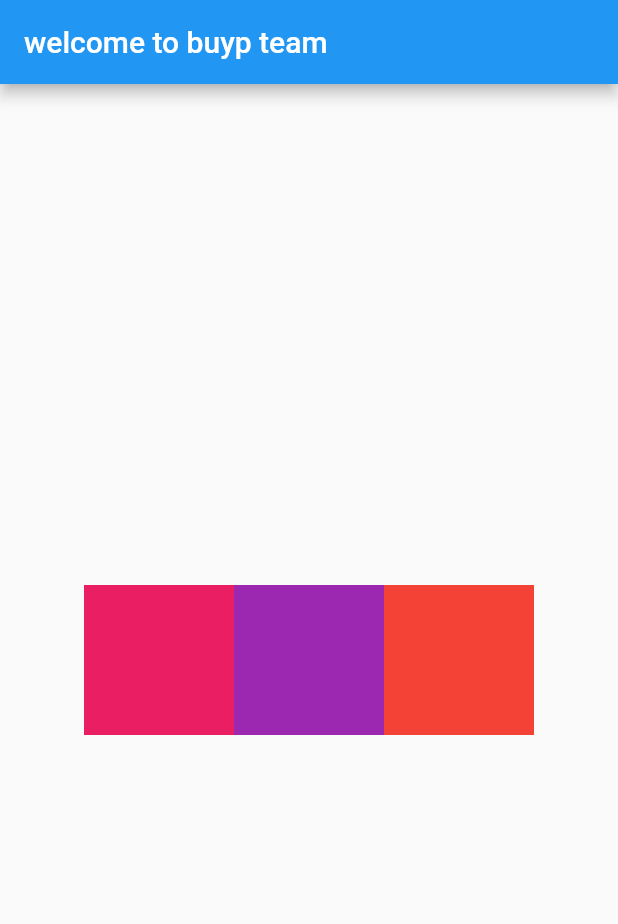
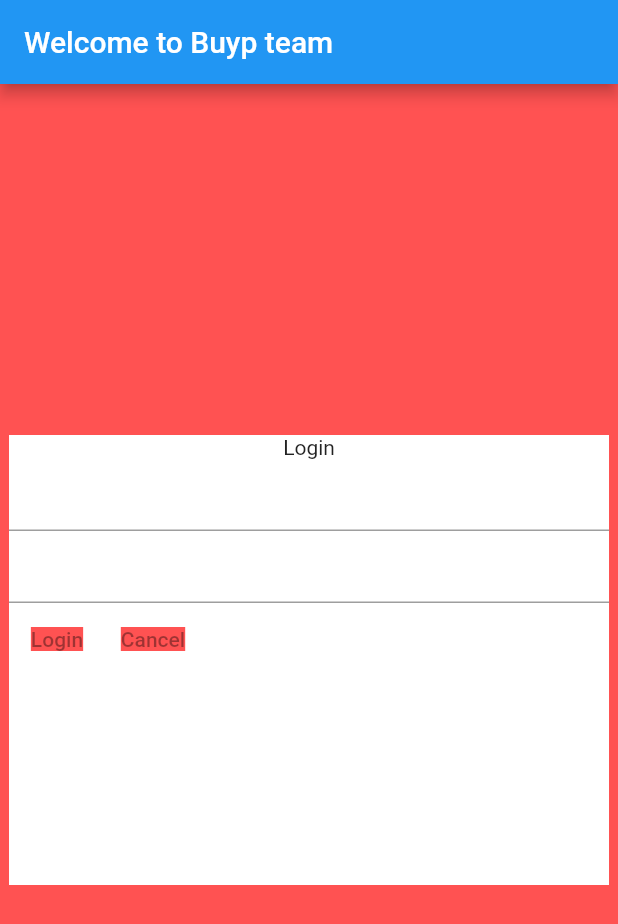
Before and after one commit to janani5566/flutter, a Flutter app: the screen it shows after launch, on a phone screen of 412 x 824 dp. Shown: the top 924 px of the screen. Run offline on Flutter 3.47's test engine with Material 2 defaults, Android fonts, the phone set to English and light mode, and no system bars.

Commit message:
LoginPage

```diff
--- a/lib/main.dart
+++ b/lib/main.dart
@@ -1,8 +1,8 @@
 import 'package:flutter/material.dart';
 
-void main()
-  {
-    runApp( const MyApp());
+void main() {
+
+ runApp(const MyApp());
 }
 
 class MyApp extends StatelessWidget {
@@ -10,36 +10,52 @@ class MyApp extends StatelessWidget {
 
   @override
   Widget build(BuildContext context) {
-    return MaterialApp(
-      title: 'welcome to the buyp team',
+    return  MaterialApp (
+      title: 'Welcome to Buyp team',
        home: Scaffold(
         appBar: AppBar(
-      title: const Text("welcome to buyp team"),
+          title: const Text("Welcome to Buyp team"),
       ),
-        body: Center(
-          child: Row(
-            mainAxisAlignment: MainAxisAlignment.center,
+        body: Stack(children: [
+          Container(
+            alignment: Alignment.center,
+            color: Colors.redAccent,
+             child: Container(
+              color: Colors.white,
+              width: 400,
+              height: 300,
+              child:  Column(
                 children: [
-             Container(
-              width: 100,
-              height: 100,
-              color: Colors.pink,
+                 const  Text("Login"),
+                 TextFormField(),
+                 TextFormField(),
+                 Row(
+                   children: [
+              TextButton (
+                      onPressed: null,
+                      child:  Container(
+                      color: Colors.redAccent,
+                      child:const  Text("Login"),
+               )
               ),
-            Container(
-              width: 100,
-              height: 100,
-              color: Colors.purple,
-            ),
-            Container(
-              width: 100,
-              height: 100,
-              color: Colors.red,
+               TextButton (
+                  onPressed: null,
+                  child:  Container(
+                  color: Colors.redAccent,
+                  child: const Text("Cancel"),
 
                     )
-
+                    )
                    ],
                  ),
-        ),),
+                  ]
+                  ),
+               ),
+        )
+        ]
+        ),
+      ),
+
     );
   }
 }
--- a/pubspec.yaml
+++ b/pubspec.yaml
@@ -40,6 +40,7 @@ dependencies:
 dev_dependencies:
   flutter_test:
     sdk: flutter
+
 
   # The "flutter_lints" package below contains a set of recommended lints to
   # encourage good coding practices. The lint set provided by the package is
```
Also changed, not shown: 1 other file. Lines whose indentation alone changed are shown as unchanged.
